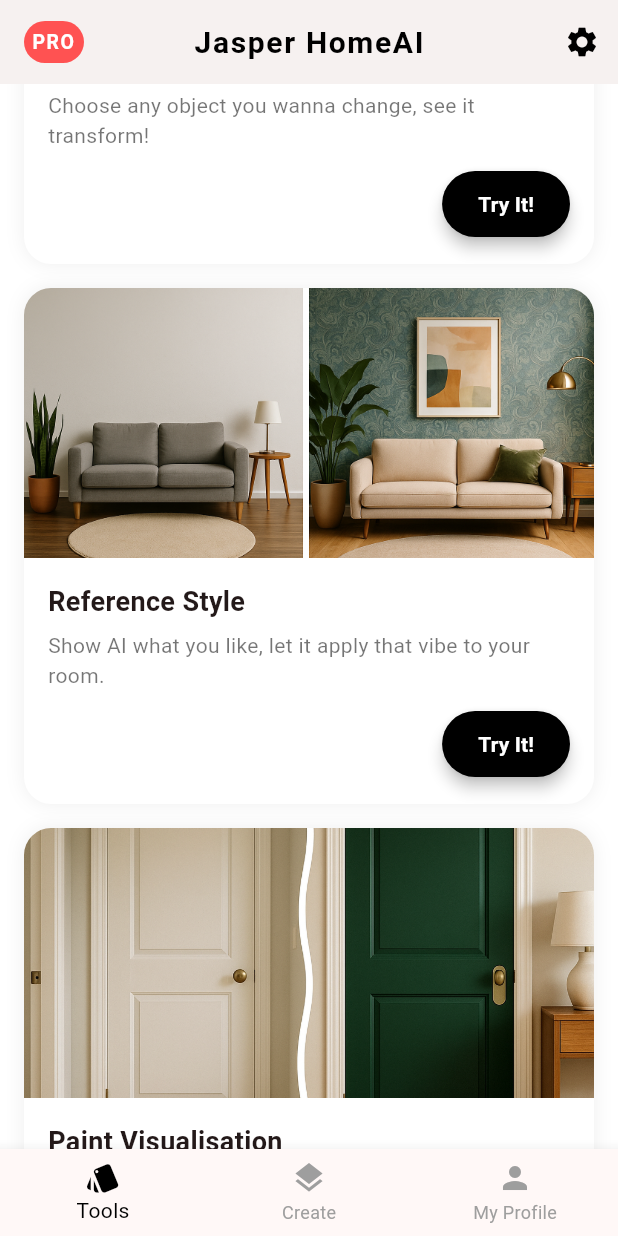
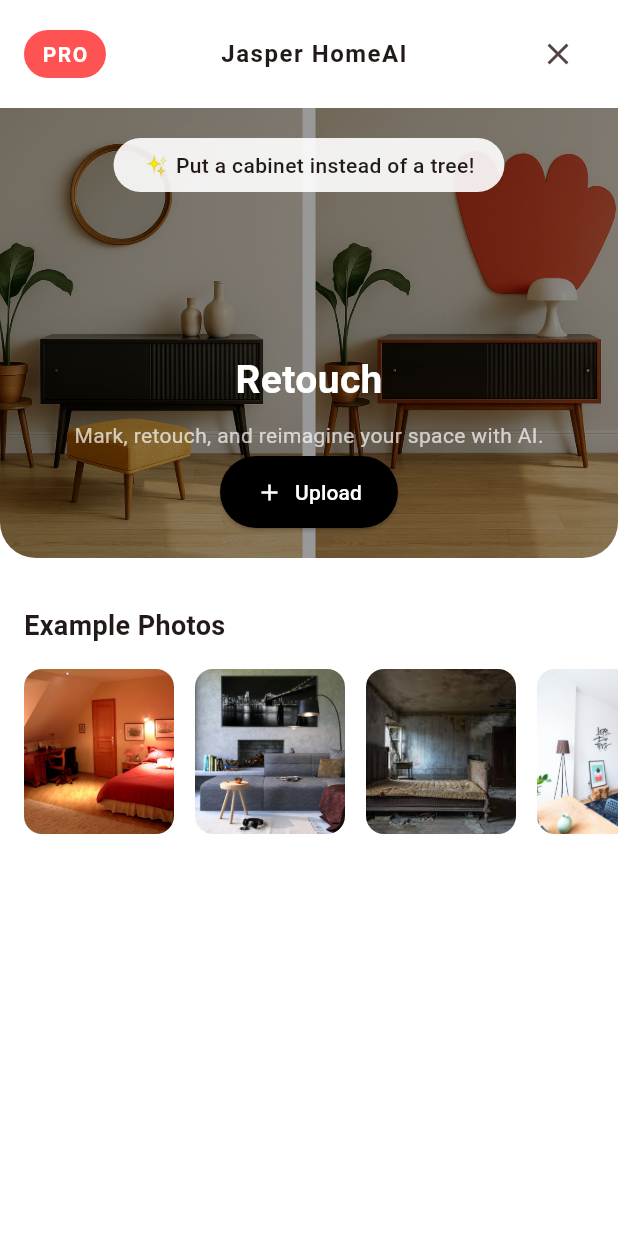
Before and after one commit to Kennnnnnyyyyyyyyy/iDesign-HomeGPT, a Flutter app: the screen it shows after launch, scrolled down 576 dp, after a tap on "Try It!", on a phone screen of 412 x 824 dp. Run offline on Flutter 3.47's test engine with Material 3 defaults, Android fonts, the light colour scheme and no system bars; our stand-ins replace dotted_border, go_router, image_picker; Roboto replaces fonts that are missing (SFPro).

Commit message:
✨ Add reference style flow (2-step), GoRouter integration, and feature-specific navigation

```diff
--- a/lib/core/widgets/feature_card.dart
+++ b/lib/core/widgets/feature_card.dart
@@ -4,12 +4,14 @@ class FeatureCard extends StatelessWidget {
   final String imagePath;
   final String title;
   final String subtitle;
+  final VoidCallback onPressed; // ✅ New parameter
 
   const FeatureCard({
     super.key,
     required this.imagePath,
     required this.title,
     required this.subtitle,
+    required this.onPressed, // ✅ Required for Try It button
   });
 
   @override
@@ -54,9 +56,7 @@ class FeatureCard extends StatelessWidget {
                 Align(
                   alignment: Alignment.centerRight,
                   child: ElevatedButton(
-                    onPressed: () {
-                      // TODO: Hook up navigation
-                    },
+                    onPressed: onPressed, // ✅ Use passed-in function
                     style: ElevatedButton.styleFrom(
                       backgroundColor: Colors.black,
                       foregroundColor: Colors.white,
--- a/lib/features/home/view/home_page.dart
+++ b/lib/features/home/view/home_page.dart
@@ -35,7 +35,7 @@ class HomePage extends StatelessWidget {
           padding: const EdgeInsets.only(left: 16),
           child: Center(
             child: Container(
-              width: 50, // 👈 Force width so text stays horizontal
+              width: 50,
               height: 28,
               alignment: Alignment.center,
               decoration: BoxDecoration(
@@ -49,9 +49,9 @@ class HomePage extends StatelessWidget {
                   fontWeight: FontWeight.bold,
                   fontSize: 13,
                   letterSpacing: 1,
-                  overflow: TextOverflow.ellipsis, // 👈 Prevents wrapping
+                  overflow: TextOverflow.ellipsis,
                 ),
-                maxLines: 1, // 👈 Explicitly prevent vertical wrap
+                maxLines: 1,
                 textAlign: TextAlign.center,
               ),
             ),
@@ -60,44 +60,61 @@ class HomePage extends StatelessWidget {
       ),
       body: ListView(
         padding: const EdgeInsets.symmetric(horizontal: 16, vertical: 12),
-        children: const [
+        children: [
           FeatureCard(
             imagePath: 'assets/home_page/interior_design.png',
             title: 'Interior Design',
             subtitle: 'Upload a pic, choose a style, let AI design the room!',
+            onPressed: () => context.goNamed(RouterConstants.create),
           ),
-          SizedBox(height: 16),
+          const SizedBox(height: 16),
           FeatureCard(
             imagePath: 'assets/home_page/replace_object.png',
             title: 'Replace Objects',
             subtitle: 'Choose any object you wanna change, see it transform!',
+            onPressed: () {
+              context.goNamed(RouterConstants.replace);
+            },
           ),
-          SizedBox(height: 16),
+          const SizedBox(height: 16),
           FeatureCard(
             imagePath: 'assets/home_page/reference_style.png',
             title: 'Reference Style',
             subtitle:
                 'Show AI what you like, let it apply that vibe to your room.',
+            onPressed: () {
+              // TODO: Implement navigation
+              context.goNamed(RouterConstants.referenceStyle);
+            },
           ),
-          SizedBox(height: 16),
+          const SizedBox(height: 16),
           FeatureCard(
             imagePath: 'assets/home_page/paint_visualisation.png',
             title: 'Paint Visualisation',
             subtitle:
                 'Pick any door you love and transform your space with a touch.',
+            onPressed: () {
+              // TODO: Implement navigation
+            },
           ),
-          SizedBox(height: 16),
+          const SizedBox(height: 16),
           FeatureCard(
             imagePath: 'assets/home_page/garden_design.png',
             title: 'Garden Design',
             subtitle:
                 'Choose a style you adore and give your garden a new vibe.',
+            onPressed: () {
+              // TODO: Implement navigation
+            },
           ),
-          SizedBox(height: 16),
+          const SizedBox(height: 16),
           FeatureCard(
             imagePath: 'assets/home_page/exterior_design.png',
             title: 'Exterior Design',
             subtitle: 'Snap your home, pick a vibe, let AI craft the face.',
+            onPressed: () {
+              // TODO: Implement navigation
+            },
           ),
         ],
       ),
--- /dev/null
+++ b/lib/features/replace_object/view/feature_page.dart
@@ -0,0 +1,196 @@
+import 'package:flutter/material.dart';
+import 'package:go_router/go_router.dart';
+import 'package:interior_designer_jasper/routes/router_constants.dart';
+
+class ReplaceObjectPage extends StatelessWidget {
+  const ReplaceObjectPage({super.key});
+
+  @override
+  Widget build(BuildContext context) {
+    final exampleImages = [
+      'assets/create/br1.jpeg',
+      'assets/create/br2.jpeg',
+      'assets/create/br3.jpeg',
+      'assets/create/br4.jpeg',
+    ];
+
+    return Scaffold(
+      backgroundColor: Colors.white,
+      body: SafeArea(
+        child: Column(
+          crossAxisAlignment: CrossAxisAlignment.start,
+          children: [
+            // 🔴 AppBar Row
+            Padding(
+              padding: const EdgeInsets.symmetric(horizontal: 16, vertical: 12),
+              child: Row(
+                children: [
+                  Container(
+                    padding: const EdgeInsets.symmetric(
+                      horizontal: 12,
+                      vertical: 6,
+                    ),
+                    decoration: BoxDecoration(
+                      color: Colors.redAccent,
+                      borderRadius: BorderRadius.circular(20),
+                    ),
+                    child: const Text(
+                      'PRO',
+                      style: TextStyle(
+                        color: Colors.white,
+                        fontWeight: FontWeight.bold,
+                        letterSpacing: 1,
+                      ),
+                    ),
+                  ),
+                  const Spacer(),
+                  const Text(
+                    'Jasper HomeAI',
+                    style: TextStyle(
+                      fontSize: 16,
+                      fontWeight: FontWeight.w600,
+                      letterSpacing: 1,
+                    ),
+                  ),
+                  const Spacer(),
+                  IconButton(
+                    icon: const Icon(Icons.close),
+                    onPressed: () => context.goNamed(RouterConstants.home),
+                  ),
+                ],
+              ),
+            ),
+
+            // 🖼️ Hero Section
+            ClipRRect(
+              borderRadius: const BorderRadius.only(
+                bottomLeft: Radius.circular(24),
+                bottomRight: Radius.circular(24),
+              ),
+              child: Stack(
+                alignment: Alignment.center,
+                children: [
+                  // Image + dark overlay
+                  SizedBox(
+                    height: 300,
+                    width: double.infinity,
+                    child: Stack(
+                      fit: StackFit.expand,
+                      children: [
+                        Image.asset(
+                          'assets/home_page/replace_object.png',
+                          fit: BoxFit.cover,
+                        ),
+                        Container(
+                          color: Colors.black.withOpacity(
+                            0.4,
+                          ), // 🔥 Dark overlay
+                        ),
+                      ],
+                    ),
+                  ),
+                  Positioned(
+                    top: 20,
+                    child: Container(
+                      padding: const EdgeInsets.symmetric(
+                        horizontal: 20,
+                        vertical: 8,
+                      ),
+                      decoration: BoxDecoration(
+                        color: Colors.white.withOpacity(0.9),
+                        borderRadius: BorderRadius.circular(30),
+                      ),
+                      child: const Text(
+                        '✨ Put a cabinet instead of a tree!',
+                        style: TextStyle(fontWeight: FontWeight.w500),
+                      ),
+                    ),
+                  ),
+                  Positioned(
+                    bottom: 72,
+                    child: Column(
+                      children: const [
+                        Text(
+                          'Retouch',
+                          style: TextStyle(
+                            fontSize: 26,
+                            fontWeight: FontWeight.bold,
+                            color: Colors.white,
+                          ),
+                        ),
+                        SizedBox(height: 8),
+                        Text(
+                          'Mark, retouch, and reimagine your space with AI.',
+                          style: TextStyle(color: Colors.white70, fontSize: 14),
+                          textAlign: TextAlign.center,
+                        ),
+                      ],
+                    ),
+                  ),
+                  Positioned(
+                    bottom: 20,
+                    child: ElevatedButton.icon(
+                      style: ElevatedButton.styleFrom(
+                        backgroundColor: Colors.black,
+                        padding: const EdgeInsets.symmetric(
+                          horizontal: 24,
+                          vertical: 14,
+                        ),
+                        shape: RoundedRectangleBorder(
+                          borderRadius: BorderRadius.circular(30),
+                        ),
+                      ),
+                      onPressed: () {
+                        // TODO: Hook image picker
+                      },
+                      icon: const Icon(Icons.add, color: Colors.white),
+                      label: const Text(
+                        'Upload',
+                        style: TextStyle(color: Colors.white),
+                      ),
+                    ),
+                  ),
+                ],
+              ),
+            ),
+
+            const SizedBox(height: 32),
+
+            // 🖼️ Example Photos Heading
+            const Padding(
+              padding: EdgeInsets.symmetric(horizontal: 16),
+              child: Text(
+                'Example Photos',
+                style: TextStyle(fontSize: 18, fontWeight: FontWeight.w600),
+              ),
+            ),
+
+            const SizedBox(height: 16),
+
+            // 📸 Horizontal Photo List
+            SizedBox(
+              height: 110,
+              child: ListView.separated(
+                padding: const EdgeInsets.symmetric(horizontal: 16),
+                scrollDirection: Axis.horizontal,
+                itemCount: exampleImages.length,
+                separatorBuilder: (_, __) => const SizedBox(width: 14),
+                itemBuilder: (context, index) {
+                  return ClipRRect(
+                    borderRadius: BorderRadius.circular(12),
+                    child: Image.asset(
+                      exampleImages[index],
+                      width: 100,
+                      height: 100,
+                      fit: BoxFit.cover,
+                    ),
+                  );
+                },
+              ),
+            ),
+          ],
+        ),
+      ),
+    );
+  }
+}
--- a/lib/routes/router_constants.dart
+++ b/lib/routes/router_constants.dart
@@ -9,4 +9,9 @@ class RouterConstants {
   static const termsOfService = 'termsOfService';
   static const yourBoard = 'yourBoard';
   static const create = 'create';
+  static const String replace = 'replace';
+  static const String referenceStyle = 'reference_style';
+  static const String paintVisualisation = 'paint_visualisation';
+  static const String gardenDesign = 'garden_design';
+  static const String exteriorDesign = 'exterior_design';
 }
```
Also changed, not shown: lib/features/reference_style/view/feature_page.dart (added, +106 -0 lines), lib/features/reference_style/view/step1_add_room_photo.dart (added, +158 -0 lines), lib/features/reference_style/view/step2_add_reference_photo.dart (added, +141 -0 lines), lib/routes/router_config.dart (+12 -0 lines), lib/features/exterior_design/view/feature_page.dart (added), lib/features/garden_design/view/feature_page.dart (added), lib/features/interior_design/view/feature_page.dart (added), lib/features/paint_visualisation/view/feature_page.dart (added), 1 other file.
